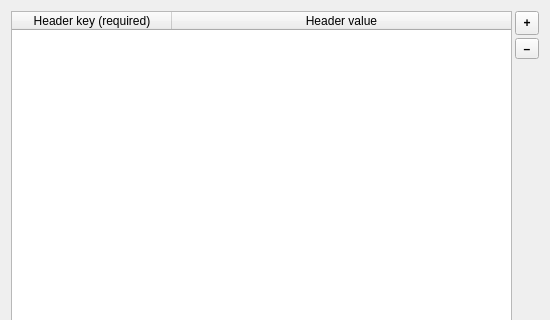
Qt form src/auth/apiheader/gui/qgsauthapiheaderedit.ui (qgis/QGIS) before a commit; both pictures show x 0 to 550 and y 0 to 320 of the 550 by 510 pixel window.
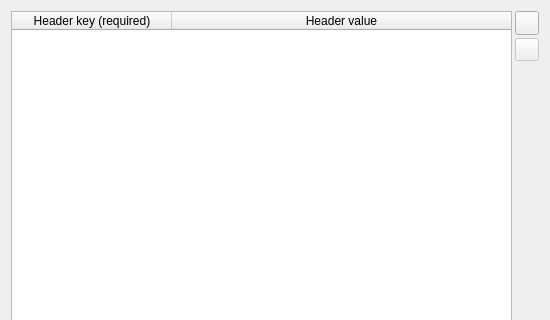
The same form after that commit. Icons and pictures are not drawn.

What changed in the file:
```diff
--- a/src/auth/apiheader/gui/qgsauthapiheaderedit.ui
+++ b/src/auth/apiheader/gui/qgsauthapiheaderedit.ui
@@ -30,8 +30,8 @@
        <rect>
         <x>0</x>
         <y>0</y>
-        <width>538</width>
-        <height>498</height>
+        <width>532</width>
+        <height>492</height>
        </rect>
       </property>
       <layout class="QGridLayout" name="gridLayout_2">
@@ -139,15 +139,16 @@
                <bold>true</bold>
               </font>
              </property>
-             <property name="text">
-              <string notr="true">+</string>
+             <property name="icon">
+              <iconset>
+               <normaloff>:/images/themes/default/symbologyAdd.svg</normaloff>:/images/themes/default/symbologyAdd.svg</iconset>
              </property>
             </widget>
            </item>
            <item>
             <widget class="QToolButton" name="btnRemoveHeaderPair">
              <property name="enabled">
-              <bool>true</bool>
+              <bool>false</bool>
              </property>
              <property name="minimumSize">
               <size>
@@ -161,8 +162,9 @@
                <bold>true</bold>
               </font>
              </property>
-             <property name="text">
-              <string notr="true">–</string>
+             <property name="icon">
+              <iconset>
+               <normaloff>:/images/themes/default/symbologyRemove.svg</normaloff>:/images/themes/default/symbologyRemove.svg</iconset>
              </property>
             </widget>
            </item>
```
